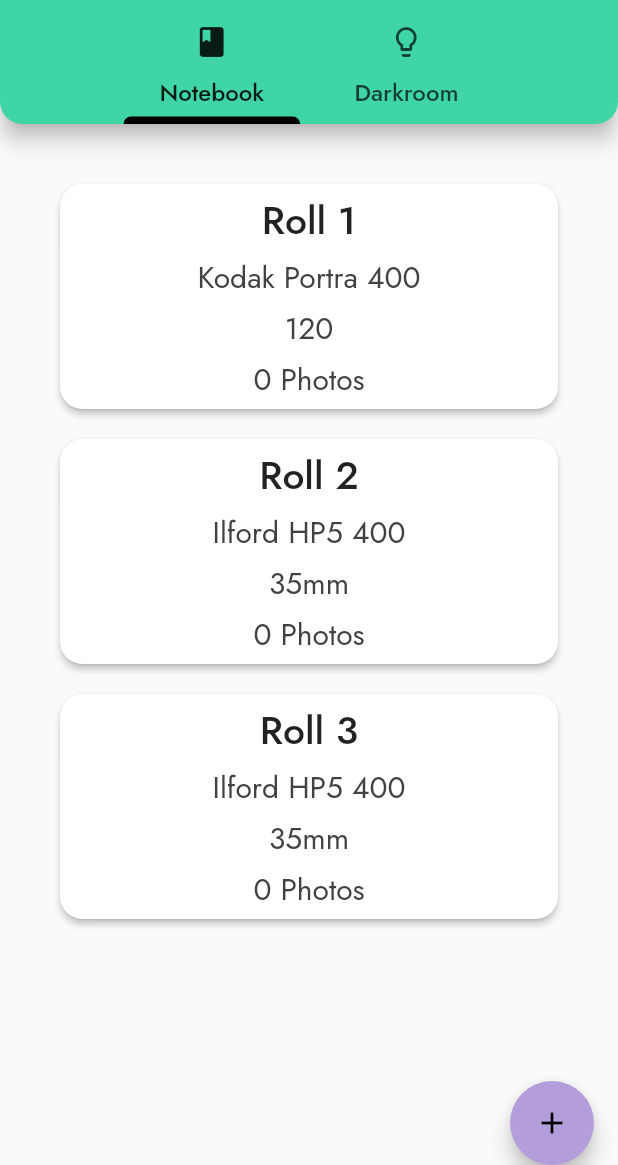
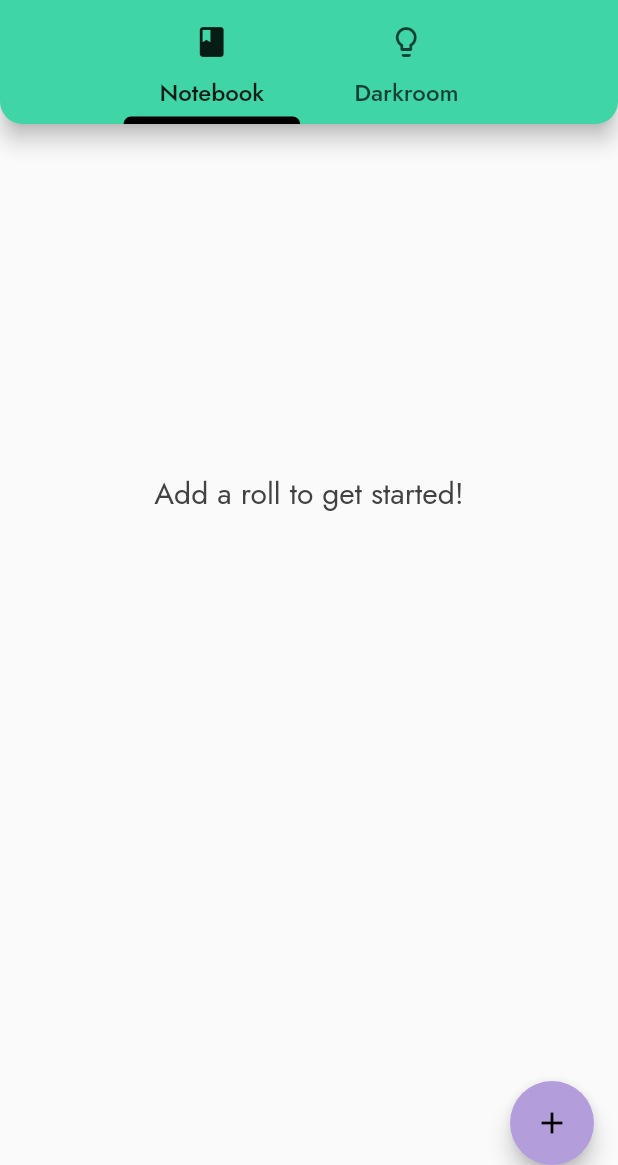
Before and after one commit to dhruvweaver/film_app, a Flutter app: the screen it shows after launch, on a phone screen of 412 x 824 dp, the part 71-1236 px from its top. Run offline on Flutter 3.47's test engine with Material 2 defaults, Android fonts, the phone set to English and light mode, and no system bars; our stand-ins replace md2_tab_indicator.

Commit message:
Added hint and safety in case roll data is empty

```diff
--- a/lib/models/roll_data.dart
+++ b/lib/models/roll_data.dart
@@ -3,30 +3,30 @@ import 'package:film_app/models/image.dart';
 import 'roll.dart';
 
 final dummyRolls = [
-  Roll(
-    id: 'r1',
-    title: 'Roll 1',
-    filmStock: 'Kodak Portra',
-    iso: 400,
-    filmSize: '120',
-    photos: dummyPhotos1,
-  ),
-  Roll(
-    id: 'r2',
-    title: 'Roll 2',
-    filmStock: 'Ilford HP5',
-    iso: 400,
-    filmSize: '35mm',
-    photos: dummyPhotos2,
-  ),
-  Roll(
-    id: 'r3',
-    title: 'Roll 3',
-    filmStock: 'Ilford HP5',
-    iso: 400,
-    filmSize: '35mm',
-    photos: dummyPhotos2,
-  ),
+  // Roll(
+  //   id: 'r1',
+  //   title: 'Roll 1',
+  //   filmStock: 'Kodak Portra',
+  //   iso: 400,
+  //   filmSize: '120',
+  //   photos: dummyPhotos1,
+  // ),
+  // Roll(
+  //   id: 'r2',
+  //   title: 'Roll 2',
+  //   filmStock: 'Ilford HP5',
+  //   iso: 400,
+  //   filmSize: '35mm',
+  //   photos: dummyPhotos2,
+  // ),
+  // Roll(
+  //   id: 'r3',
+  //   title: 'Roll 3',
+  //   filmStock: 'Ilford HP5',
+  //   iso: 400,
+  //   filmSize: '35mm',
+  //   photos: dummyPhotos2,
+  // ),
 ];
 
 final dummyPhotos1 = [
--- a/lib/screens/notebook_overview_screen.dart
+++ b/lib/screens/notebook_overview_screen.dart
@@ -11,13 +11,23 @@ class NoteBookOverviewScreen extends StatefulWidget {
 class _NoteBookOverviewScreenState extends State<NoteBookOverviewScreen> {
   @override
   Widget build(BuildContext context) {
-    return ListView.builder(
+    return (dummyRolls.isNotEmpty)
+        ? ListView.builder(
             physics: BouncingScrollPhysics(),
             padding: EdgeInsets.only(top: 30, bottom: 80),
             itemBuilder: (ctx, index) {
               return RollItem(dummyRolls[index]);
             },
             itemCount: dummyRolls.length,
+          )
+        : Column(
+            mainAxisAlignment: MainAxisAlignment.center,
+            children: [
+              Text('Add a roll to get started!'),
+              SizedBox(
+                height: 200,
+              ),
+            ],
           );
   }
 }
```
Lines whose indentation alone changed are shown as unchanged.
